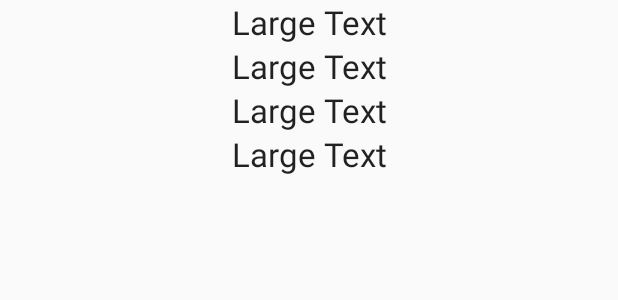
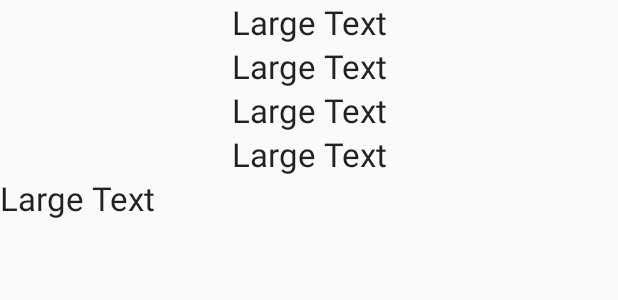
Before and after one commit to saipathuri/Clipper, an Android app: the layout coupon_info_activity.xml on its own in the app's theme, with its tools: preview values and no code run, on a phone screen of 412 x 824 dp. Shown: the top 300 px of the screen. Run offline under Robolectric (Android 15) with nearby library versions, the phone set to English and light mode, and no system bars.

Commit message:
Update URL

```diff
--- a/app/src/main/java/com/example/momin/clipper/dummy/CouponContent2.java
+++ b/app/src/main/java/com/example/momin/clipper/dummy/CouponContent2.java
@@ -33,7 +33,7 @@ public class CouponContent2 {
                 ArrayList<Coupon> coupons = x.getCoupons();
                  for (int i = 1; i < coupons.size(); i++) {
                      String title = x.getName() + ": " + coupons.get(i - 1).getDealTitle();
-                     CouponItem2 item = new CouponItem2("$" + String.format("%.2f", Double.toString(coupons.get(i-1).getDealSavings())),
+                     CouponItem2 item = new CouponItem2("$" + String.format("%.2f", coupons.get(i-1).getDealSavings()),
                              title, "", coupons.get(i - 1));
                      addItem(item);
                  }
--- a/app/src/main/res/layout/coupon_info_activity.xml
+++ b/app/src/main/res/layout/coupon_info_activity.xml
@@ -38,4 +38,12 @@
         android:text="Large Text"
         android:id="@+id/dealMoneySaved"
         android:gravity="center"/>
+
+    <TextView
+        android:layout_width="match_parent"
+        android:layout_height="wrap_content"
+        android:textAppearance="?android:attr/textAppearanceLarge"
+        android:text="Large Text"
+        android:id="@+id/dealURL"
+         />
 </LinearLayout>
```
Also changed, not shown: app/src/main/java/com/example/momin/clipper/CouponInfo.java (+9 -3 lines).
